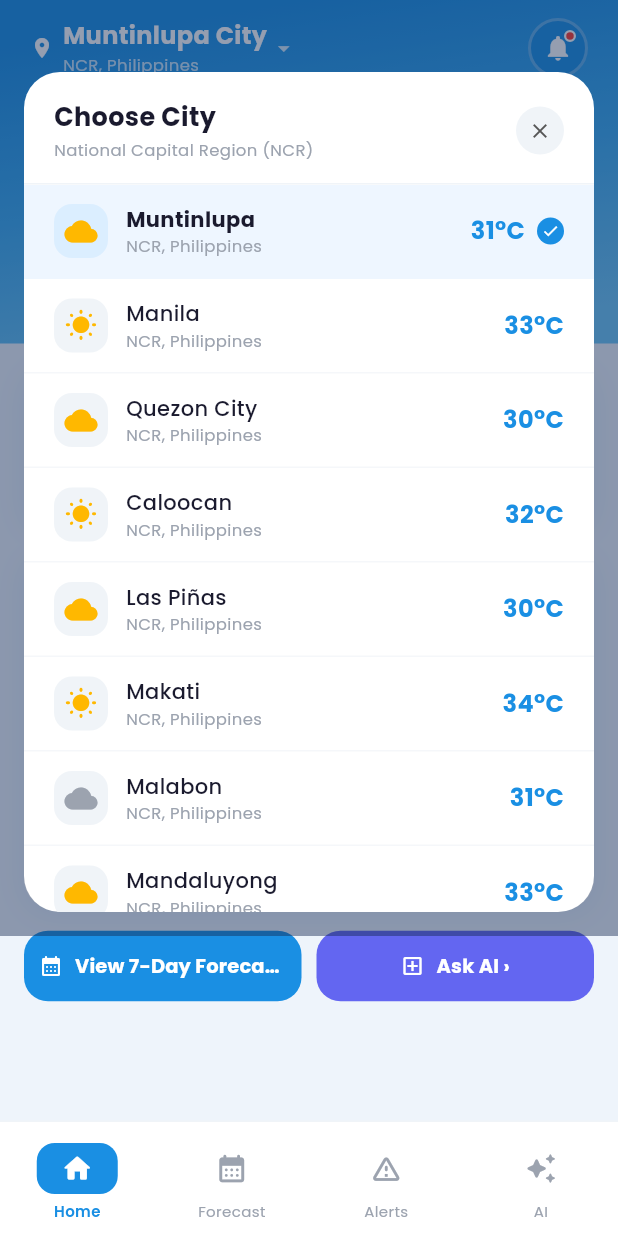
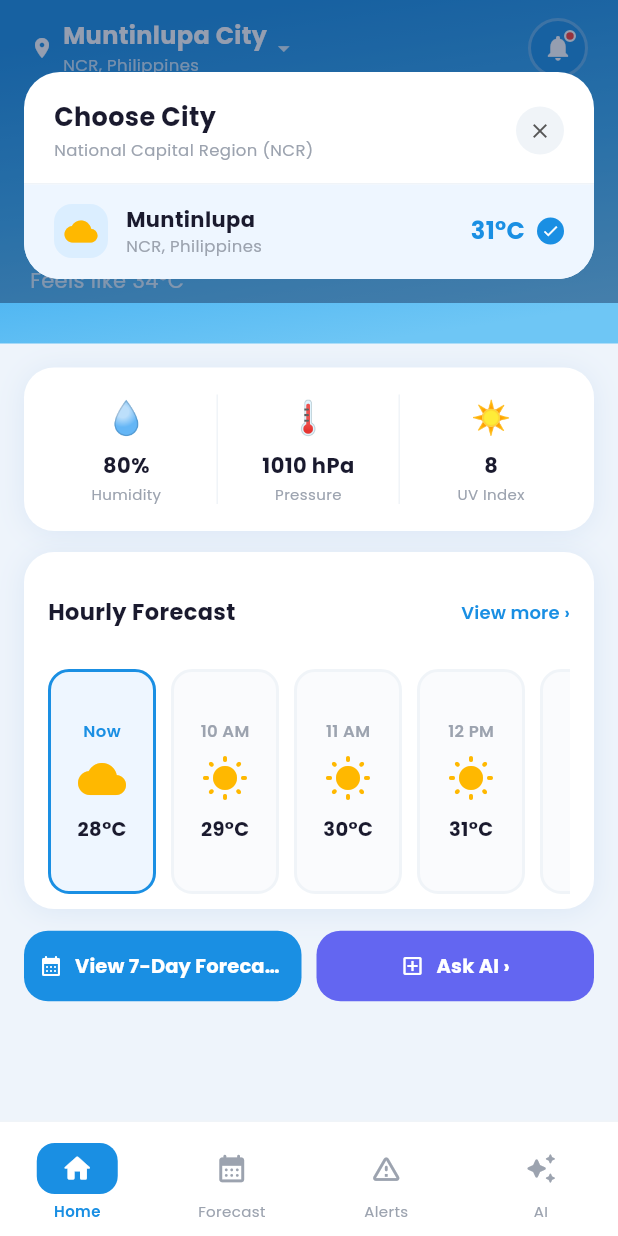
Before and after one commit to hzlsmd/MUNORA, a Flutter app: the screen it shows after launch, after a tap on an icon or button, on a phone screen of 412 x 824 dp. Run offline on Flutter 3.47's test engine with Material 3 defaults, Android fonts, the phone set to English and light mode, and no system bars; our stand-ins replace google_fonts.

Commit message:
Restrict weather city list to only Muntinlupa

```diff
--- a/lib/data/mock_data.dart
+++ b/lib/data/mock_data.dart
@@ -1,23 +1,20 @@
 import '../models/city_weather.dart';
 
 const List<CityWeather> cities = [
-  CityWeather(city: 'Muntinlupa', temp: '31', feelsLike: '34°C', condition: 'Mostly Sunny', humidity: '80%', wind: '0.9 m/s', uv: 'Very High', uvNum: '8', pressure: '1010 hPa', visibility: '10 km', max: '33°C', min: '25°C'),
-  CityWeather(city: 'Manila', temp: '33', feelsLike: '36°C', condition: 'Hot & Sunny', humidity: '75%', wind: '1.2 m/s', uv: 'Extreme', uvNum: '11', pressure: '1008 hPa', visibility: '12 km', max: '35°C', min: '27°C'),
-  CityWeather(city: 'Quezon City', temp: '30', feelsLike: '33°C', condition: 'Partly Cloudy', humidity: '82%', wind: '1.5 m/s', uv: 'High', uvNum: '6', pressure: '1011 hPa', visibility: '9 km', max: '32°C', min: '24°C'),
-  CityWeather(city: 'Caloocan', temp: '32', feelsLike: '35°C', condition: 'Sunny', humidity: '78%', wind: '1.1 m/s', uv: 'Very High', uvNum: '9', pressure: '1009 hPa', visibility: '11 km', max: '34°C', min: '26°C'),
-  CityWeather(city: 'Las Piñas', temp: '30', feelsLike: '33°C', condition: 'Partly Cloudy', humidity: '83%', wind: '1.3 m/s', uv: 'High', uvNum: '6', pressure: '1010 hPa', visibility: '8 km', max: '32°C', min: '24°C'),
-  CityWeather(city: 'Makati', temp: '34', feelsLike: '37°C', condition: 'Hot & Hazy', humidity: '70%', wind: '0.8 m/s', uv: 'Extreme', uvNum: '11', pressure: '1007 hPa', visibility: '7 km', max: '36°C', min: '28°C'),
-  CityWeather(city: 'Malabon', temp: '31', feelsLike: '34°C', condition: 'Cloudy', humidity: '85%', wind: '1.6 m/s', uv: 'Moderate', uvNum: '4', pressure: '1012 hPa', visibility: '10 km', max: '32°C', min: '25°C'),
-  CityWeather(city: 'Mandaluyong', temp: '33', feelsLike: '36°C', condition: 'Mostly Sunny', humidity: '74%', wind: '0.9 m/s', uv: 'Very High', uvNum: '9', pressure: '1008 hPa', visibility: '12 km', max: '35°C', min: '27°C'),
-  CityWeather(city: 'Marikina', temp: '29', feelsLike: '32°C', condition: 'Scattered Rain', humidity: '88%', wind: '1.8 m/s', uv: 'Low', uvNum: '2', pressure: '1013 hPa', visibility: '6 km', max: '30°C', min: '23°C'),
-  CityWeather(city: 'Navotas', temp: '31', feelsLike: '34°C', condition: 'Cloudy', humidity: '86%', wind: '1.5 m/s', uv: 'Moderate', uvNum: '4', pressure: '1011 hPa', visibility: '8 km', max: '32°C', min: '25°C'),
-  CityWeather(city: 'Parañaque', temp: '31', feelsLike: '34°C', condition: 'Partly Sunny', humidity: '81%', wind: '1.2 m/s', uv: 'High', uvNum: '7', pressure: '1010 hPa', visibility: '10 km', max: '33°C', min: '25°C'),
-  CityWeather(city: 'Pasay', temp: '33', feelsLike: '36°C', condition: 'Hot & Sunny', humidity: '73%', wind: '1.0 m/s', uv: 'Extreme', uvNum: '11', pressure: '1007 hPa', visibility: '11 km', max: '35°C', min: '27°C'),
-  CityWeather(city: 'Pasig', temp: '32', feelsLike: '35°C', condition: 'Mostly Sunny', humidity: '77%', wind: '1.0 m/s', uv: 'Very High', uvNum: '8', pressure: '1009 hPa', visibility: '10 km', max: '34°C', min: '26°C'),
-  CityWeather(city: 'Pateros', temp: '30', feelsLike: '33°C', condition: 'Partly Cloudy', humidity: '82%', wind: '1.3 m/s', uv: 'High', uvNum: '6', pressure: '1010 hPa', visibility: '9 km', max: '32°C', min: '24°C'),
-  CityWeather(city: 'San Juan', temp: '33', feelsLike: '36°C', condition: 'Sunny', humidity: '76%', wind: '0.9 m/s', uv: 'Very High', uvNum: '9', pressure: '1008 hPa', visibility: '12 km', max: '35°C', min: '27°C'),
-  CityWeather(city: 'Taguig', temp: '34', feelsLike: '37°C', condition: 'Hot & Clear', humidity: '71%', wind: '0.8 m/s', uv: 'Extreme', uvNum: '11', pressure: '1007 hPa', visibility: '13 km', max: '36°C', min: '28°C'),
-  CityWeather(city: 'Valenzuela', temp: '31', feelsLike: '34°C', condition: 'Partly Cloudy', humidity: '83%', wind: '1.4 m/s', uv: 'High', uvNum: '6', pressure: '1011 hPa', visibility: '9 km', max: '33°C', min: '25°C'),
+  CityWeather(
+    city: 'Muntinlupa',
+    temp: '31',
+    feelsLike: '34°C',
+    condition: 'Mostly Sunny',
+    humidity: '80%',
+    wind: '0.9 m/s',
+    uv: 'Very High',
+    uvNum: '8',
+    pressure: '1010 hPa',
+    visibility: '10 km',
+    max: '33°C',
+    min: '25°C',
+  ),
 ];
 
 const List<HourlyPoint> hourlyBase = [
```
